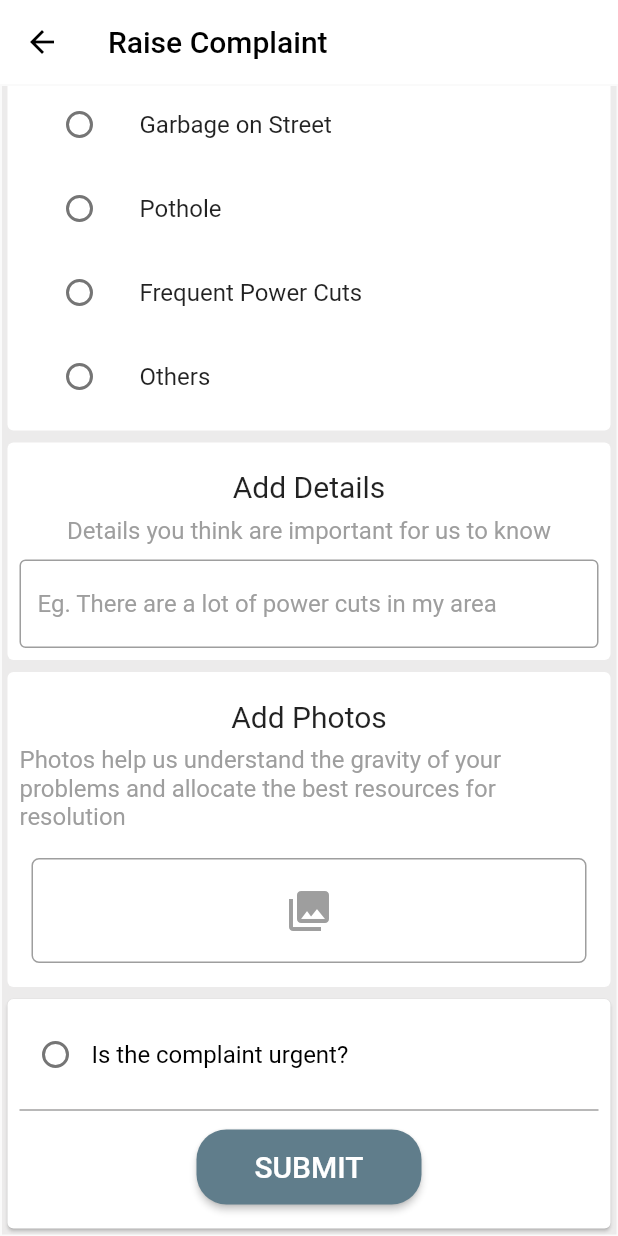
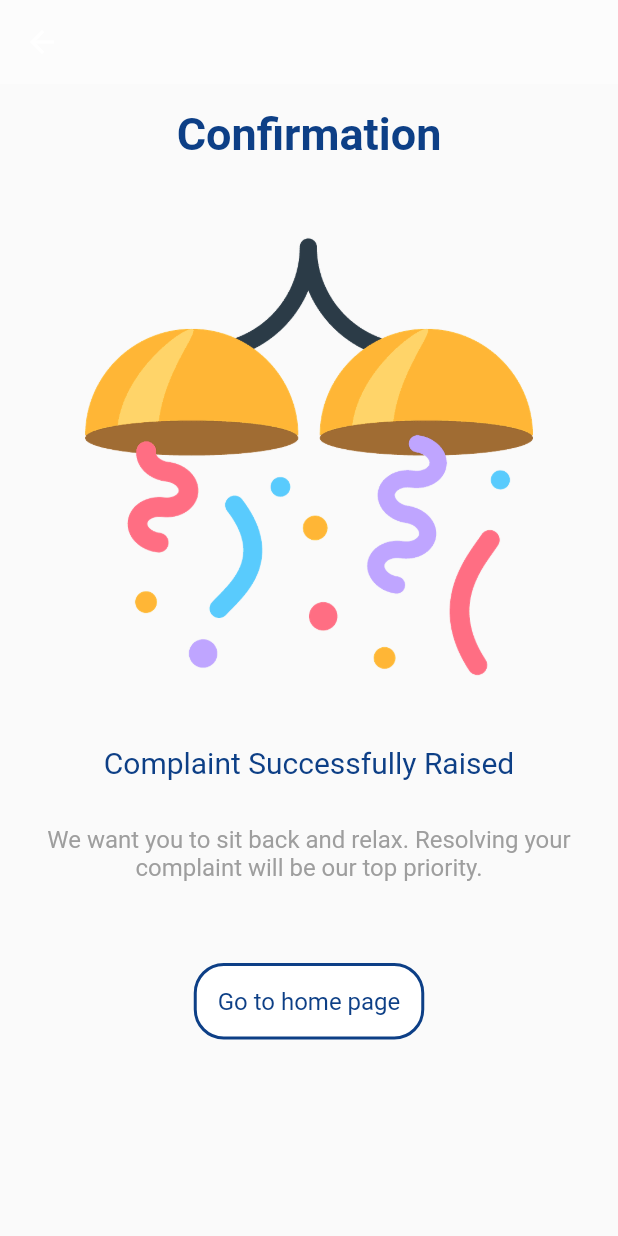
Before and after one commit to anu-shka-singh/urban-seva, a Flutter app: the TakeComplain screen opened directly with empty values, scrolled down 147 dp, after a tap on "SUBMIT", on a phone screen of 412 x 824 dp. Run offline on Flutter 3.47's test engine with Material 2 defaults, Android fonts, the phone set to English and light mode, and no system bars.

Commit message:
minor changes

```diff
--- /dev/null
+++ b/lib/complaint_confirm.dart
@@ -0,0 +1,99 @@
+import 'package:flutter/material.dart';
+
+void main() {
+  runApp(
+    MaterialApp(
+      home: Directionality(
+        textDirection: TextDirection.ltr, // Set the text direction to LTR
+        child: ComplaintConfirmation(),
+      ),
+    ),
+  );
+}
+
+class ComplaintConfirmation extends StatefulWidget {
+  const ComplaintConfirmation({super.key});
+
+  @override
+  State<ComplaintConfirmation> createState() => _ComplaintConfirmationState();
+}
+
+class _ComplaintConfirmationState extends State<ComplaintConfirmation> {
+  @override
+  Widget build(BuildContext context) {
+    return Scaffold(
+      appBar: AppBar(
+        backgroundColor: Color.fromARGB(118, 255, 255, 255),
+        elevation: 0,
+        // title: Text('Confirmation'),
+      ),
+      body: SingleChildScrollView(
+        child: Padding(
+          padding: EdgeInsets.all(16.0),
+          child: Column(
+            crossAxisAlignment: CrossAxisAlignment.center,
+            mainAxisAlignment: MainAxisAlignment.center,
+            children: [
+              const Text(
+                "Confirmation",
+                style: TextStyle(
+                    fontSize: 30,
+                    fontWeight: FontWeight.bold,
+                    color: Color.fromARGB(255, 13, 63, 134)),
+              ),
+              SizedBox(height: 50.0), // Add a SizedBox for spacing at the top
+              Image.asset(
+                'images/confetti.png', // Replace with your image path
+                height: 300,
+                width: 300,
+              ),
+              SizedBox(height: 40.0),
+              const Text(
+                "Complaint Successfully Raised",
+                style: TextStyle(
+                    color: Color.fromARGB(255, 13, 63, 134), fontSize: 20),
+              ),
+              SizedBox(height: 30.0),
+              const Text(
+                "We want you to sit back and relax. Resolving your complaint will be our top priority.",
+                style: TextStyle(
+                  color: Colors.grey,
+                  fontSize: 16,
+                ),
+                textAlign: TextAlign.center,
+              ),
+              SizedBox(height: 50.0),
+              Card(
+                elevation: 0,
+                color: Colors.white,
+                shape: RoundedRectangleBorder(
+                  borderRadius: BorderRadius.circular(20),
+                  side: const BorderSide(
+                    color: Color.fromARGB(255, 13, 63, 134),
+                    width: 2.0,
+                  ),
+                ),
+                child: InkWell(
+                  onTap: () {},
+                  child: Padding(
+                    padding: EdgeInsets.all(16),
+                    child: Column(
+                      children: [
+                        Text(
+                          "Go to home page",
+                          style: TextStyle(
+                              color: Color.fromARGB(255, 13, 63, 134),
+                              fontSize: 16),
+                        ),
+                      ],
+                    ),
+                  ),
+                ),
+              ),
+            ],
+          ),
+        ),
+      ),
+    );
+  }
+}
--- a/lib/complaint_record.dart
+++ b/lib/complaint_record.dart
@@ -1,4 +1,6 @@
 import 'package:flutter/material.dart';
+
+import 'complaint_confirm.dart';
 
 class TakeComplain extends StatefulWidget {
   final String probType;
@@ -252,7 +254,12 @@ class _TakeComplainState extends State<TakeComplain> {
                           ),
                           SizedBox(height: 5),
                           ElevatedButton(
-                            onPressed: () {},
+                            onPressed: () => Navigator.push(
+                              context,
+                              MaterialPageRoute(
+                                builder: (context) => ComplaintConfirmation(),
+                              ),
+                            ),
                             style: ElevatedButton.styleFrom(
                               primary: Colors.blueGrey, // Button color
                               onPrimary: Colors.white, // Text color
--- a/lib/select_problem.dart
+++ b/lib/select_problem.dart
@@ -82,6 +82,7 @@ class _SelectUserTypePageState extends State<SelectUserTypePage> {
                         fontSize: 22,
                         color: Colors.white,
                       ),
+
                     ),
                   ),
                 ),
@@ -228,6 +229,7 @@ class ProbTypeTile extends StatelessWidget {
                     fontSize: 16,
                     color: textColor,
                   ),
+                  textAlign: TextAlign.center,
                 ),
               ],
             ),
--- a/pubspec.yaml
+++ b/pubspec.yaml
@@ -59,8 +59,8 @@ flutter:
   uses-material-design: true
 
   # To add assets to your application, add an assets section, like this:
-  # assets:
-  #   - images/a_dot_burr.jpeg
+  assets:
+    - images/confetti.png
   #   - images/a_dot_ham.jpeg
 
   # An image asset can refer to one or more resolution-specific "variants", see
```
Also changed, not shown: images/confetti.png (added).
